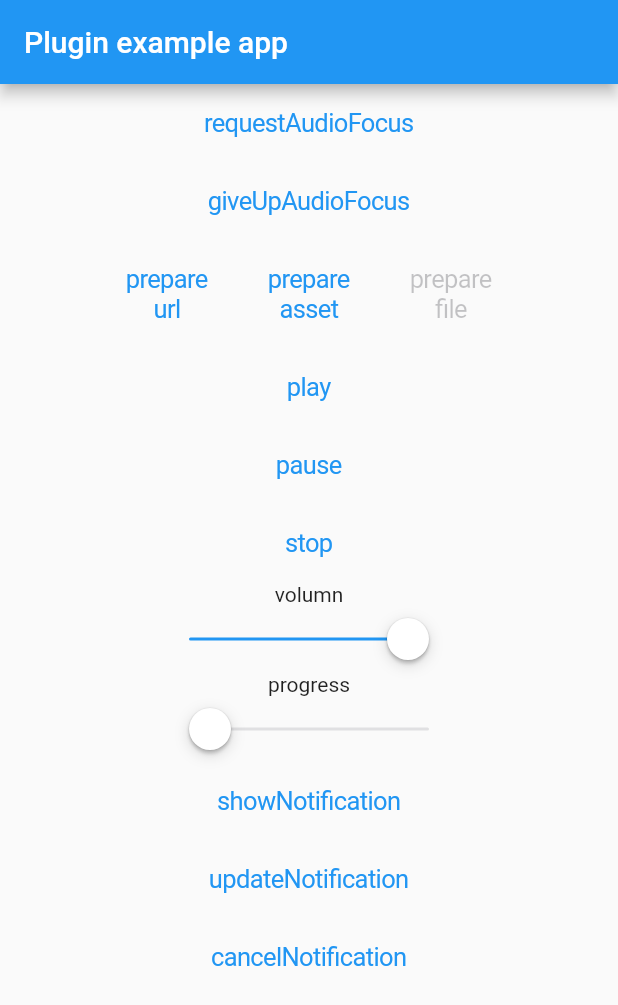
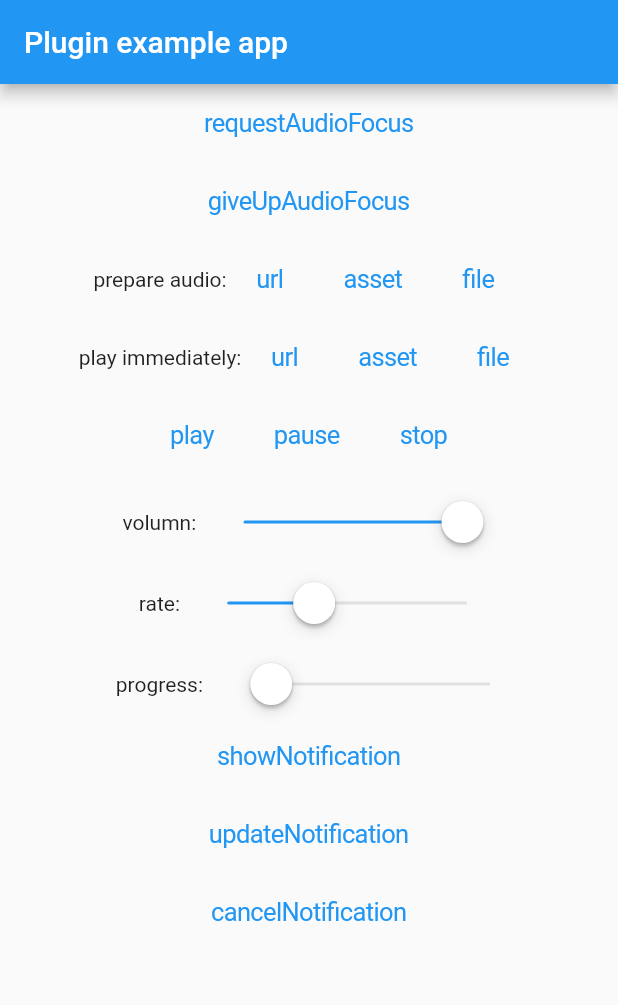
Before and after one commit to WangYng/simple_audio_player, a Flutter app: the screen it shows after launch, on a phone screen of 412 x 824 dp. Shown: the top 1005 px of the screen. Run offline on Flutter 3.47's test engine with Material 2 defaults, Android fonts, the phone set to English and light mode, and no system bars.

Commit message:
[feature] publish v0.2.0

```diff
--- a/example/lib/main.dart
+++ b/example/lib/main.dart
@@ -5,8 +5,12 @@ import 'package:flutter/material.dart';
 import 'package:flutter/services.dart';
 import 'package:path_provider/path_provider.dart';
 import 'package:simple_audio_player/simple_audio_focus_manager.dart';
+import 'package:simple_audio_player/simple_audio_notification_manager.dart';
 import 'package:simple_audio_player/simple_audio_player.dart';
-import 'package:simple_audio_player/simple_audio_notification_manager.dart';
+
+final url = "https://96.f.1ting.com/local_to_cube_202004121813/96kmp3/2021/04/16/16b_am/01.mp3";
+
+final asset = "asset:///audios/02.mp3";
 
 void main() {
   runApp(MyApp());
@@ -23,6 +27,8 @@ class _MyAppState extends State<MyApp> {
   final notificationManager = SimpleAudioNotificationManager();
 
   double volumeValue = 1.0;
+
+  double rateValue = 1.0;
 
   double sliderValue = 0;
 
@@ -49,6 +55,19 @@ class _MyAppState extends State<MyApp> {
 
     simpleAudioPlayer = SimpleAudioPlayer();
     simpleAudioPlayer.songStateStream.listen((event) {
+      if (event.state == SimpleAudioPlayerSongState.onReady) {
+        setState(() {
+          sliderValue = 0;
+        });
+      } else if (event.state == SimpleAudioPlayerSongState.onPositionChange) {
+        setState(() {
+          sliderValue = event.data[0] / event.data[1];
+        });
+      } else if (event.state == SimpleAudioPlayerSongState.onPlayEnd) {
+        setState(() {
+          sliderValue = 1;
+        });
+      }
       print("song event : $event");
     });
     focusManager.audioFocusStream.listen((event) {
@@ -90,33 +109,60 @@ class _MyAppState extends State<MyApp> {
                 Row(
                   mainAxisSize: MainAxisSize.min,
                   children: [
+                    Text("prepare audio:"),
                     CupertinoButton(
-                      child: Text(
-                        "prepare\nurl",
-                        textAlign: TextAlign.center,
-                      ),
-                      onPressed: () => simpleAudioPlayer.prepare(
-                          uri: "https://96.f.1ting.com/local_to_cube_202004121813/96kmp3/2021/04/16/16b_am/01.mp3"),
+                      child: Text("url", textAlign: TextAlign.center),
+                      onPressed: () => simpleAudioPlayer.prepare(uri: url),
                     ),
                     CupertinoButton(
-                      child: Text(
-                        "prepare\nasset",
-                        textAlign: TextAlign.center,
-                      ),
-                      onPressed: () => simpleAudioPlayer.prepare(uri: "asset:///audios/02.mp3"),
+                      child: Text("asset", textAlign: TextAlign.center),
+                      onPressed: () => simpleAudioPlayer.prepare(uri: asset),
                     ),
                     CupertinoButton(
-                      child: Text(
-                        "prepare\nfile",
-                        textAlign: TextAlign.center,
-                      ),
-                      onPressed: file == null ? null : () => simpleAudioPlayer.prepare(uri: "file://${file?.path}"),
+                      child: Text("file", textAlign: TextAlign.center),
+                      onPressed: () => simpleAudioPlayer.prepare(uri: "file://${file?.path}"),
                     ),
                   ],
                 ),
+                Row(
+                  mainAxisSize: MainAxisSize.min,
+                  children: [
+                    Text("play immediately:"),
+                    CupertinoButton(
+                      child: Text("url", textAlign: TextAlign.center),
+                      onPressed: () {
+                        simpleAudioPlayer.prepare(uri: url);
+                        simpleAudioPlayer.setPlaybackRate(rate: rateValue);
+                        simpleAudioPlayer.play();
+                      },
+                    ),
+                    CupertinoButton(
+                      child: Text("asset", textAlign: TextAlign.center),
+                      onPressed: () {
+                        simpleAudioPlayer.prepare(uri: asset);
+                        simpleAudioPlayer.setPlaybackRate(rate: rateValue);
+                        simpleAudioPlayer.play();
+                      },
+                    ),
+                    CupertinoButton(
+                      child: Text("file", textAlign: TextAlign.center),
+                      onPressed: () {
+                        simpleAudioPlayer.prepare(uri: "file://${file?.path}");
+                        simpleAudioPlayer.setPlaybackRate(rate: rateValue);
+                        simpleAudioPlayer.play();
+                      },
+                    ),
+                  ],
+                ),
+                Row(
+                  mainAxisSize: MainAxisSize.min,
+                  children: [
                     CupertinoButton(
                       child: Text("play"),
-                  onPressed: () => simpleAudioPlayer.play(),
+                      onPressed: () {
+                        simpleAudioPlayer.setPlaybackRate(rate: rateValue);
+                        simpleAudioPlayer.play();
+                      },
                     ),
                     CupertinoButton(
                       child: Text("pause"),
@@ -126,7 +172,14 @@ class _MyAppState extends State<MyApp> {
                       child: Text("stop"),
                       onPressed: () => simpleAudioPlayer.stop(),
                     ),
-                Text("volumn"),
+                  ],
+                ),
+                SizedBox(height: 10),
+                Row(
+                  mainAxisSize: MainAxisSize.min,
+                  children: [
+                    Text("volumn: "),
+                    SizedBox(width: 20),
                     CupertinoSlider(
                       value: volumeValue,
                       onChanged: (changeValue) {
@@ -138,7 +191,35 @@ class _MyAppState extends State<MyApp> {
                         simpleAudioPlayer.setVolume(volume: changeValue);
                       },
                     ),
-                Text("progress"),
+                  ],
+                ),
+                SizedBox(height: 10),
+                Row(
+                  mainAxisSize: MainAxisSize.min,
+                  children: [
+                    Text("rate: "),
+                    SizedBox(width: 20),
+                    CupertinoSlider(
+                      min: 0.5,
+                      max: 2,
+                      value: rateValue,
+                      onChanged: (changeValue) {
+                        setState(() {
+                          rateValue = changeValue;
+                        });
+                      },
+                      onChangeEnd: (changeValue) async {
+                        simpleAudioPlayer.setPlaybackRate(rate: changeValue);
+                      },
+                    ),
+                  ],
+                ),
+                SizedBox(height: 10),
+                Row(
+                  mainAxisSize: MainAxisSize.min,
+                  children: [
+                    Text("progress: "),
+                    SizedBox(width: 20),
                     CupertinoSlider(
                       value: sliderValue,
                       onChanged: (changeValue) {
@@ -150,6 +231,8 @@ class _MyAppState extends State<MyApp> {
                         final duration = await simpleAudioPlayer.getDuration();
                         simpleAudioPlayer.seekTo(position: (duration * changeValue).toInt());
                       },
+                    ),
+                  ],
                 ),
                 CupertinoButton(
                   child: Text("showNotification"),
--- a/example/pubspec.yaml
+++ b/example/pubspec.yaml
@@ -21,7 +21,8 @@ dependencies:
     # the parent directory to use the current plugin's version.
     path: ../
 
-  path_provider:
+  path_provider: ^2.0.10
+  file: 6.1.4
 
 dev_dependencies:
   flutter_test:
--- a/lib/simple_audio_player.dart
+++ b/lib/simple_audio_player.dart
@@ -70,6 +70,10 @@ class SimpleAudioPlayer {
     return SimpleAudioPlayerApi.setVolume(playerId: playerId, volume: volume);
   }
 
+  Future<void> setPlaybackRate({required double rate}) async {
+    return SimpleAudioPlayerApi.setPlaybackRate(playerId: playerId, playbackRate: rate);
+  }
+
   Future<int> getCurrentPosition() async {
     return SimpleAudioPlayerApi.getCurrentPosition(playerId: playerId);
   }
--- a/pubspec.yaml
+++ b/pubspec.yaml
@@ -1,6 +1,6 @@
 name: simple_audio_player
 description: A simple audio player for Flutter.
-version: 0.1.4
+version: 0.2.0
 homepage: https://github.com/WangYng
 repository: https://github.com/WangYng/simple_audio_player
 
```
Also changed, not shown: lib/simple_audio_player_api.dart (+25 -0 lines), 20 other files. Lines whose indentation alone changed are shown as unchanged.
